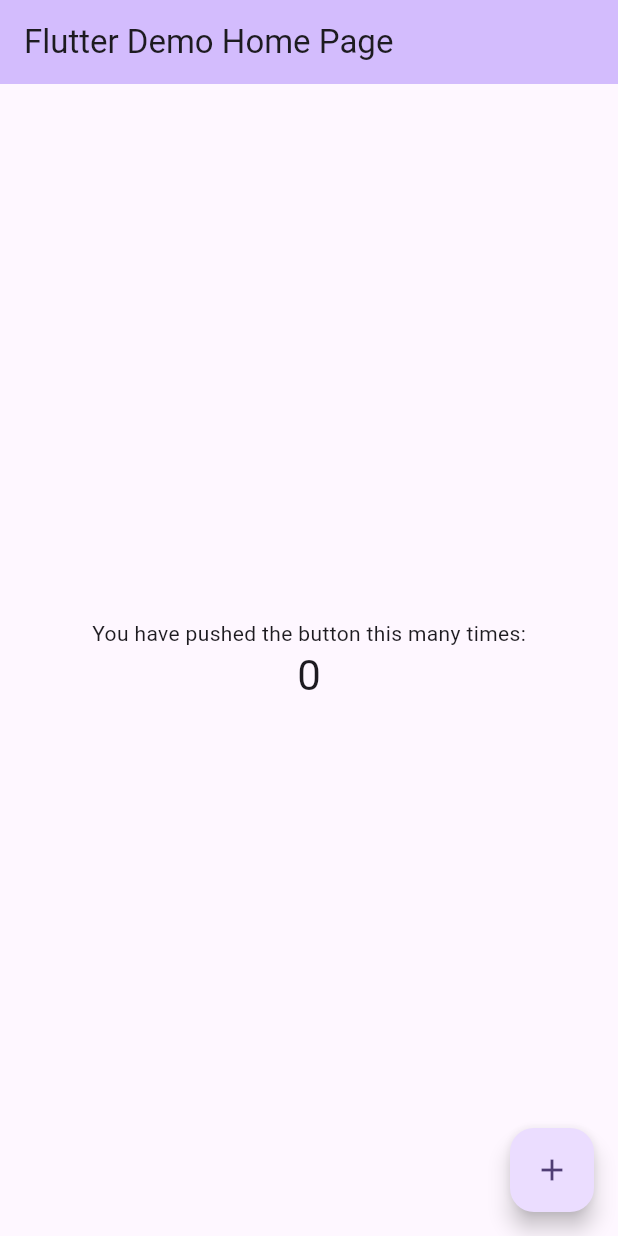
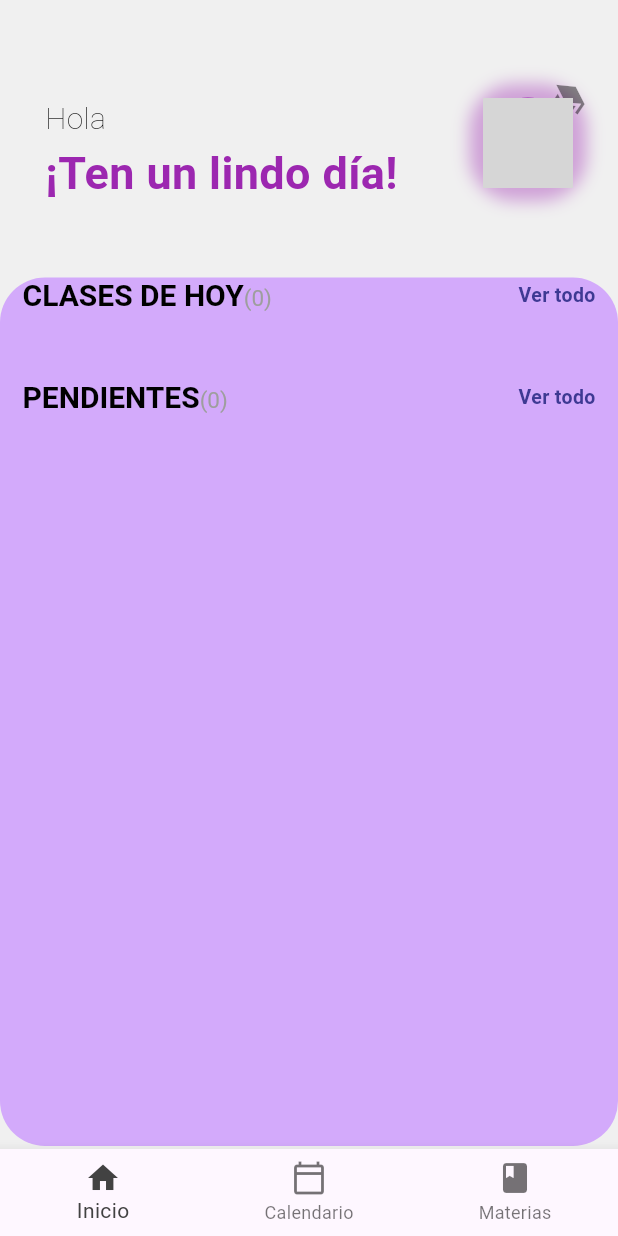
Before and after one commit to laneirab/pegasoApp, a Flutter app: the screen it shows after launch, on a phone screen of 412 x 824 dp. Run offline on Flutter 3.47's test engine with Material 3 defaults, Android fonts, the phone set to English and light mode, and no system bars; network calls fail; grey boxes are pictures that could not be loaded.

Commit message:
Home y barra de navegación

```diff
--- a/lib/main.dart
+++ b/lib/main.dart
@@ -1,125 +1,22 @@
 import 'package:flutter/material.dart';
+import '../presentation/screens/home.dart';
+import '../presentation/screens/calendar.dart';
+import '../presentation/screens/subjects.dart';
+import '../presentation/widgets/navigationBar.dart';
 
 void main() {
-  runApp(const MyApp());
+  runApp(MyApp());
 }
 
 class MyApp extends StatelessWidget {
-  const MyApp({super.key});
-
-  // This widget is the root of your application.
   @override
   Widget build(BuildContext context) {
     return MaterialApp(
-      title: 'Flutter Demo',
+      title: 'Pegaso Demo',
       theme: ThemeData(
-        // This is the theme of your application.
-        //
-        // TRY THIS: Try running your application with "flutter run". You'll see
-        // the application has a purple toolbar. Then, without quitting the app,
-        // try changing the seedColor in the colorScheme below to Colors.green
-        // and then invoke "hot reload" (save your changes or press the "hot
-        // reload" button in a Flutter-supported IDE, or press "r" if you used
-        // the command line to start the app).
-        //
-        // Notice that the counter didn't reset back to zero; the application
-        // state is not lost during the reload. To reset the state, use hot
-        // restart instead.
-        //
-        // This works for code too, not just values: Most code changes can be
-        // tested with just a hot reload.
-        colorScheme: ColorScheme.fromSeed(seedColor: Colors.deepPurple),
-        useMaterial3: true,
+        primarySwatch: Colors.blue,
       ),
-      home: const MyHomePage(title: 'Flutter Demo Home Page'),
+      home: CustomNavigationBar(),
     );
   }
 }
-
-class MyHomePage extends StatefulWidget {
-  const MyHomePage({super.key, required this.title});
-
-  // This widget is the home page of your application. It is stateful, meaning
-  // that it has a State object (defined below) that contains fields that affect
-  // how it looks.
-
-  // This class is the configuration for the state. It holds the values (in this
-  // case the title) provided by the parent (in this case the App widget) and
-  // used by the build method of the State. Fields in a Widget subclass are
-  // always marked "final".
-
-  final String title;
-
-  @override
-  State<MyHomePage> createState() => _MyHomePageState();
-}
-
-class _MyHomePageState extends State<MyHomePage> {
-  int _counter = 0;
-
-  void _incrementCounter() {
-    setState(() {
-      // This call to setState tells the Flutter framework that something has
-      // changed in this State, which causes it to rerun the build method below
-      // so that the display can reflect the updated values. If we changed
-      // _counter without calling setState(), then the build method would not be
-      // called again, and so nothing would appear to happen.
-      _counter++;
-    });
-  }
-
-  @override
-  Widget build(BuildContext context) {
-    // This method is rerun every time setState is called, for instance as done
-    // by the _incrementCounter method above.
-    //
-    // The Flutter framework has been optimized to make rerunning build methods
-    // fast, so that you can just rebuild anything that needs updating rather
-    // than having to individually change instances of widgets.
-    return Scaffold(
-      appBar: AppBar(
-        // TRY THIS: Try changing the color here to a specific color (to
-        // Colors.amber, perhaps?) and trigger a hot reload to see the AppBar
-        // change color while the other colors stay the same.
-        backgroundColor: Theme.of(context).colorScheme.inversePrimary,
-        // Here we take the value from the MyHomePage object that was created by
-        // the App.build method, and use it to set our appbar title.
-        title: Text(widget.title),
-      ),
-      body: Center(
-        // Center is a layout widget. It takes a single child and positions it
-        // in the middle of the parent.
-        child: Column(
-          // Column is also a layout widget. It takes a list of children and
-          // arranges them vertically. By default, it sizes itself to fit its
-          // children horizontally, and tries to be as tall as its parent.
-          //
-          // Column has various properties to control how it sizes itself and
-          // how it positions its children. Here we use mainAxisAlignment to
-          // center the children vertically; the main axis here is the vertical
-          // axis because Columns are vertical (the cross axis would be
-          // horizontal).
-          //
-          // TRY THIS: Invoke "debug painting" (choose the "Toggle Debug Paint"
-          // action in the IDE, or press "p" in the console), to see the
-          // wireframe for each widget.
-          mainAxisAlignment: MainAxisAlignment.center,
-          children: <Widget>[
-            const Text(
-              'You have pushed the button this many times:',
-            ),
-            Text(
-              '$_counter',
-              style: Theme.of(context).textTheme.headlineMedium,
-            ),
-          ],
-        ),
-      ),
-      floatingActionButton: FloatingActionButton(
-        onPressed: _incrementCounter,
-        tooltip: 'Increment',
-        child: const Icon(Icons.add),
-      ), // This trailing comma makes auto-formatting nicer for build methods.
-    );
-  }
-}
--- /dev/null
+++ b/lib/presentation/screens/calendar.dart
@@ -0,0 +1,10 @@
+import 'package:flutter/material.dart';
+
+class Calendar extends StatelessWidget {
+  @override
+  Widget build(BuildContext context) {
+    return Center(
+      child: Text('Aquí va el calendario'),
+    );
+  }
+}
--- /dev/null
+++ b/lib/presentation/screens/home.dart
@@ -0,0 +1,130 @@
+import 'package:flutter/material.dart';
+import '../widgets/fotoUsuario.dart';
+class Home extends StatefulWidget {
+  @override
+  _HomePageState createState() => _HomePageState();
+}
+
+class _HomePageState extends State<Home> {
+  @override
+  Widget build(BuildContext context) {
+    return Stack(
+      children: [
+        Container(
+          decoration: BoxDecoration(
+              gradient: LinearGradient(
+                  colors: [
+                    Color(0xFFF0F0F0),
+                    Color(0xFFF0F0F0),
+                  ],
+                  begin: Alignment.topCenter,
+                  end: Alignment.bottomCenter,
+                  stops: [0.6, 0.3])),
+          padding: EdgeInsets.symmetric(horizontal: 30, vertical: 50),
+          child: Column(
+            children: [
+              SizedBox(
+                height: 15,
+              ),
+              Row(
+                crossAxisAlignment: CrossAxisAlignment.start,
+                children: [
+                  Column(
+                    crossAxisAlignment: CrossAxisAlignment.start,
+                    children: [
+                      Text(
+                        "Hola",
+                        style: TextStyle(
+                          fontSize: 20,
+                          fontWeight: FontWeight.w200,
+                          color: Colors.black,
+                        ),
+                      ),
+                      SizedBox(
+                        height: 0,
+                      ),
+                      Text(
+                        "¡Ten un lindo día!",
+                        style: TextStyle(
+                          fontSize: 30,
+                          fontWeight: FontWeight.w600,
+                          color: Colors.purple,
+                        ),
+                      ),
+                      SizedBox(
+                        height: 8,
+                      ),
+                    ],
+                  ),
+                  Spacer(),
+                  Fotousuario(
+                    imageUrl: "https://i.pinimg.com/736x/b1/a6/1e/b1a61e29eaa57410058f1d671931f7a4.jpg",
+                  ),
+                ],
+              )
+            ],
+          ),
+        ),
+        Positioned(
+          top: 185,
+          child: Container(
+            padding: EdgeInsets.symmetric(horizontal: 15),
+            height: MediaQuery.of(context).size.height - 245,
+            width: MediaQuery.of(context).size.width,
+            decoration: BoxDecoration(
+              color: Color(0xFFD3AAFB),
+              borderRadius: BorderRadius.circular(30),
+            ),
+            child: ListView(
+              children: [
+                buildTitleRow("CLASES DE HOY", 0),
+                SizedBox(
+                  height: 20,
+                ),
+                SizedBox(
+                  height: 25,
+                ),
+                buildTitleRow("PENDIENTES", 0),
+                SizedBox(
+                  height: 20,
+                ),
+              ],
+            ),
+          ),
+        )
+      ],
+    );
+  }
+
+  Row buildTitleRow(String title, int number) {
+    return Row(
+      mainAxisAlignment: MainAxisAlignment.spaceBetween,
+      children: [
+        RichText(
+          text: TextSpan(
+              text: title,
+              style: TextStyle(
+                  fontSize: 20,
+                  color: Colors.black,
+                  fontWeight: FontWeight.bold),
+              children: [
+                TextSpan(
+                  text: "($number)",
+                  style: TextStyle(
+                      fontSize: 15,
+                      color: Colors.grey,
+                      fontWeight: FontWeight.normal),
+                ),
+              ]),
+        ),
+        Text(
+          "Ver todo",
+          style: TextStyle(
+              fontSize: 13,
+              color: Color(0XFF3E3993),
+              fontWeight: FontWeight.bold),
+        )
+      ],
+    );
+  }
+}
--- /dev/null
+++ b/lib/presentation/screens/subjects.dart
@@ -0,0 +1,10 @@
+import 'package:flutter/material.dart';
+
+class Subjects extends StatelessWidget {
+  @override
+  Widget build(BuildContext context) {
+    return Center(
+      child: Text('Toda la info de las materias'),
+    );
+  }
+}
--- /dev/null
+++ b/lib/presentation/widgets/fotoUsuario.dart
@@ -0,0 +1,52 @@
+import 'package:flutter/material.dart';
+
+class Fotousuario extends StatelessWidget {
+  final String imageUrl;
+
+  Fotousuario({required this.imageUrl});
+
+  @override
+  Widget build(BuildContext context) {
+    return Stack(
+      clipBehavior: Clip.none,
+      children: [
+      Container(
+      width: 60, // Tamaño ajustado del avatar
+      height: 60, // Tamaño ajustado del avatar
+      decoration: BoxDecoration(
+        borderRadius: BorderRadius.circular(30),
+        border: Border.all(width: 1, color: Colors.purple),
+        boxShadow: [
+          BoxShadow(
+            color: Colors.purple.withOpacity(0.4),
+            blurRadius: 9,
+            spreadRadius: 9,
+          ),
+        ],
+        gradient: LinearGradient(
+          colors: [Colors.purple, Colors.deepPurple],
+          begin: Alignment.topLeft,
+          end: Alignment.bottomRight,
+        ),
+        image: DecorationImage(
+          fit: BoxFit.cover,
+          image: NetworkImage(imageUrl),
+        ),
+      ),
+      ),
+      Positioned(
+          top: -12,
+          right: -9,
+          child: Transform.rotate(
+            angle: 0.6,
+            child: Icon(
+              Icons.school,
+              color: Colors.black45,
+              size: 25,
+          ),
+        ),
+      ),
+      ],
+    );
+  }
+}
--- /dev/null
+++ b/lib/presentation/widgets/navigationBar.dart
@@ -0,0 +1,53 @@
+import 'package:flutter/material.dart';
+import '../screens/home.dart';
+import '../screens/calendar.dart';
+import '../screens/subjects.dart';
+
+class CustomNavigationBar extends StatefulWidget {
+  @override
+  _NavigationBarState createState() => _NavigationBarState();
+}
+
+class _NavigationBarState extends State<CustomNavigationBar> {
+  int _selectedIndex = 0;
+
+  static List<Widget> _widgetOptions = <Widget>[
+    Home(),
+    Calendar(),
+    Subjects(),
+  ];
+
+  void _onItemTapped(int index) {
+    setState(() {
+      _selectedIndex = index;
+    });
+  }
+
+  @override
+  Widget build(BuildContext context) {
+    return Scaffold(
+      body: Center(
+        child: _widgetOptions.elementAt(_selectedIndex),
+      ),
+      bottomNavigationBar: BottomNavigationBar(
+        items: const <BottomNavigationBarItem>[
+          BottomNavigationBarItem(
+            icon: Icon(Icons.home),
+            label: 'Inicio',
+          ),
+          BottomNavigationBarItem(
+            icon: Icon(Icons.calendar_today_outlined),
+            label: 'Calendario',
+          ),
+          BottomNavigationBarItem(
+            icon: Icon(Icons.book),
+            label: 'Materias',
+          ),
+        ],
+        currentIndex: _selectedIndex,
+        selectedItemColor: Colors.grey[800],
+        onTap: _onItemTapped,
+      ),
+    );
+  }
+}
```
Also changed, not shown: pubspec.lock.
